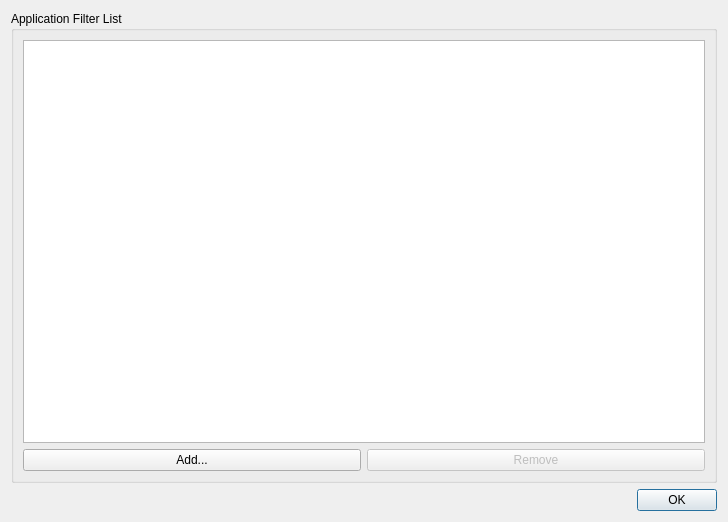
Qt form vkconfig/dlgcreateassociation.ui (LunarG/VulkanTools) before a commit.
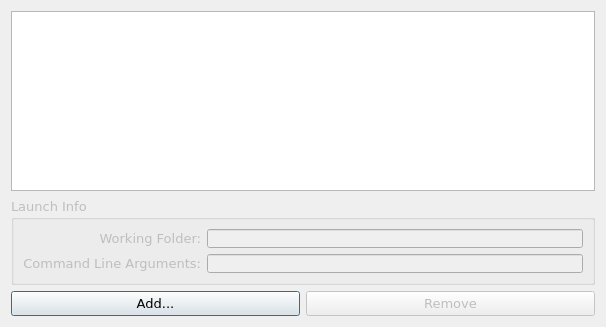
The same form after that commit.

Patch:
```diff
--- a/vkconfig/dlgcreateassociation.ui
+++ b/vkconfig/dlgcreateassociation.ui
@@ -6,53 +6,84 @@
    <rect>
     <x>0</x>
     <y>0</y>
-    <width>728</width>
-    <height>522</height>
+    <width>606</width>
+    <height>327</height>
    </rect>
   </property>
+  <property name="font">
+   <font>
+    <family>Verdana</family>
+    <pointsize>10</pointsize>
+   </font>
+  </property>
   <property name="windowTitle">
    <string>Applications</string>
   </property>
-  <layout class="QVBoxLayout" name="verticalLayout">
-   <item>
-    <widget class="QGroupBox" name="groupBox">
+  <layout class="QGridLayout" name="gridLayout">
+   <item row="1" column="0" colspan="2">
+    <widget class="QGroupBox" name="groupLaunchInfo">
+     <property name="enabled">
+      <bool>false</bool>
+     </property>
+     <property name="minimumSize">
+      <size>
+       <width>0</width>
+       <height>60</height>
+      </size>
+     </property>
      <property name="title">
-      <string>Application Filter List</string>
+      <string>Launch Info</string>
      </property>
-     <layout class="QGridLayout" name="gridLayout">
-      <item row="0" column="0" colspan="2">
-       <widget class="QListWidget" name="listWidget"/>
+     <layout class="QGridLayout" name="gridLayout_2">
+      <item row="0" column="0">
+       <widget class="QLabel" name="label">
+        <property name="text">
+         <string>Working Folder:</string>
+        </property>
+        <property name="alignment">
+         <set>Qt::AlignRight|Qt::AlignTrailing|Qt::AlignVCenter</set>
+        </property>
+       </widget>
+      </item>
+      <item row="0" column="1">
+       <widget class="QLineEdit" name="lineEditWorkingFolder"/>
       </item>
       <item row="1" column="0">
-       <widget class="QPushButton" name="pushButtonAdd">
+       <widget class="QLabel" name="label_2">
         <property name="text">
-         <string>Add...</string>
+         <string>Command Line Arguments:</string>
+        </property>
+        <property name="alignment">
+         <set>Qt::AlignRight|Qt::AlignTrailing|Qt::AlignVCenter</set>
         </property>
        </widget>
       </item>
       <item row="1" column="1">
-       <widget class="QPushButton" name="pushButtonRemove">
-        <property name="enabled">
-         <bool>false</bool>
-        </property>
-        <property name="text">
-         <string>Remove</string>
-        </property>
-       </widget>
+       <widget class="QLineEdit" name="lineEditCmdArgs"/>
       </item>
      </layout>
     </widget>
    </item>
-   <item>
-    <widget class="QDialogButtonBox" name="buttonBox">
-     <property name="orientation">
-      <enum>Qt::Horizontal</enum>
+   <item row="2" column="0">
+    <widget class="QPushButton" name="pushButtonAdd">
+     <property name="text">
+      <string>Add...</string>
      </property>
-     <property name="standardButtons">
-      <set>QDialogButtonBox::Ok</set>
+    </widget>
+   </item>
+   <item row="2" column="1">
+    <widget class="QPushButton" name="pushButtonRemove">
+     <property name="enabled">
+      <bool>false</bool>
      </property>
+     <property name="text">
+      <string>Remove</string>
+     </property>
     </widget>
    </item>
+   <item row="0" column="0" colspan="2">
+    <widget class="QListWidget" name="listWidget"/>
+   </item>
   </layout>
  </widget>
  <resources/>
```
Left out of the diff: 37 changed lines with no effect on the pictures.
